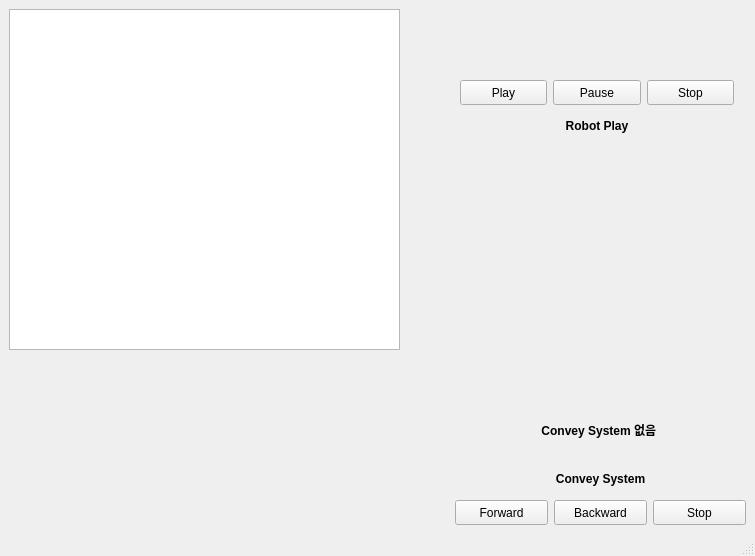
Old version of the form src/project/ui/gui.ui in the repository sepengsu/rokey_week7_ws.
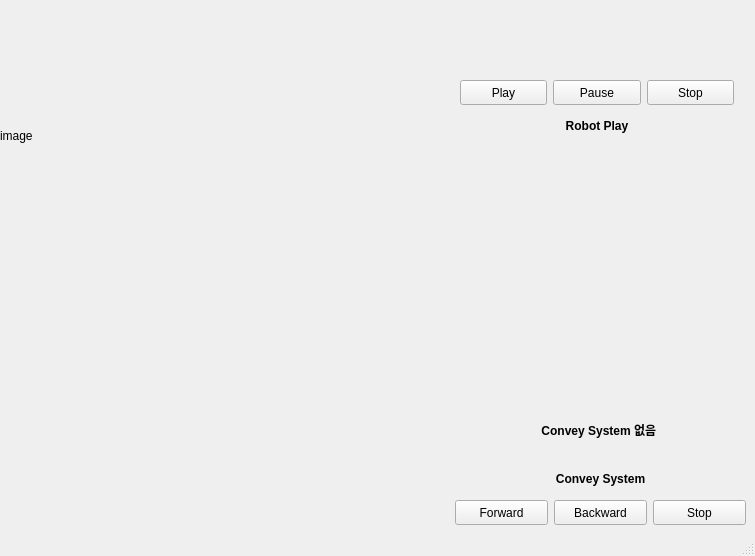
New version of the form.

Diff of the .ui file:
```diff
--- a/src/project/ui/gui.ui
+++ b/src/project/ui/gui.ui
@@ -172,22 +172,6 @@
      </item>
     </layout>
    </widget>
-   <widget class="QGraphicsView" name="word_cam">
-    <property name="geometry">
-     <rect>
-      <x>9</x>
-      <y>9</y>
-      <width>391</width>
-      <height>341</height>
-     </rect>
-    </property>
-    <property name="minimumSize">
-     <size>
-      <width>391</width>
-      <height>341</height>
-     </size>
-    </property>
-   </widget>
    <widget class="QLabel" name="convey_system_log">
     <property name="geometry">
      <rect>
@@ -201,6 +185,19 @@
      <string>&lt;html&gt;&lt;head/&gt;&lt;body&gt;&lt;p align=&quot;center&quot;&gt;&lt;span style=&quot; font-weight:600;&quot;&gt;Convey System 없음 &lt;/span&gt;&lt;/p&gt;&lt;/body&gt;&lt;/html&gt;</string>
     </property>
    </widget>
+   <widget class="QLabel" name="world_cam">
+    <property name="geometry">
+     <rect>
+      <x>0</x>
+      <y>0</y>
+      <width>371</width>
+      <height>271</height>
+     </rect>
+    </property>
+    <property name="text">
+     <string>image</string>
+    </property>
+   </widget>
   </widget>
   <widget class="QStatusBar" name="statusbar"/>
  </widget>
```
